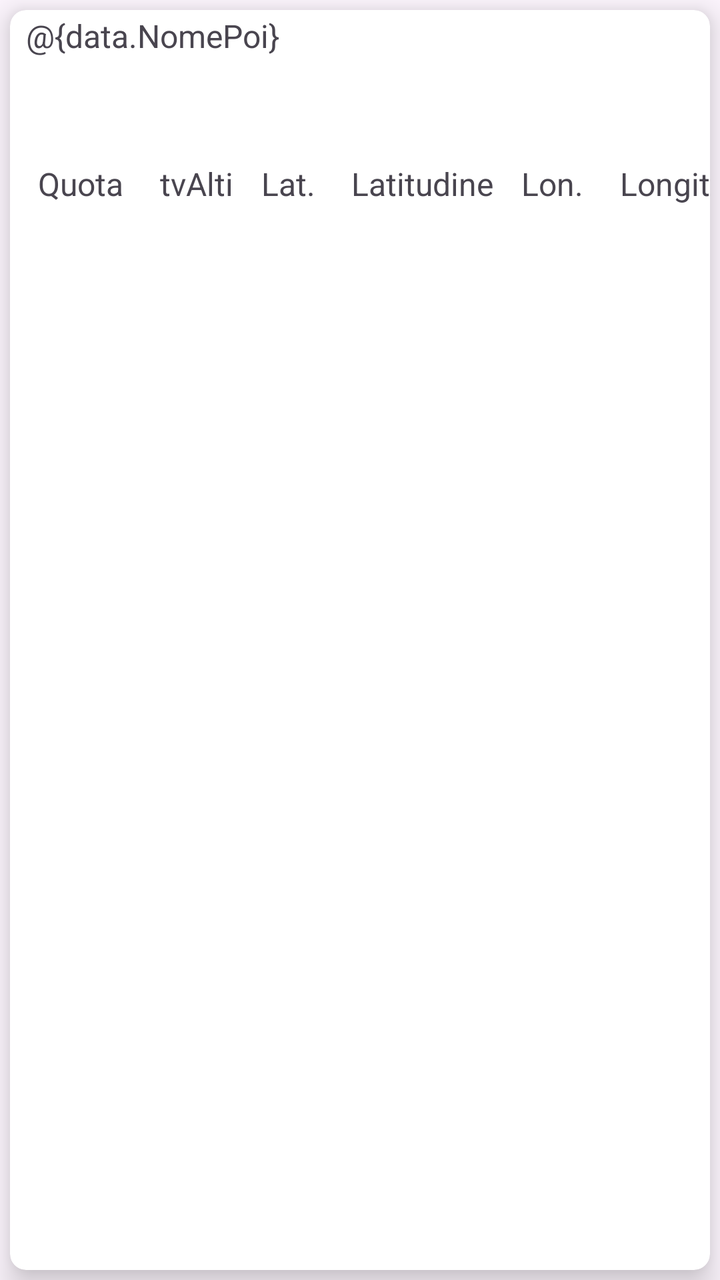
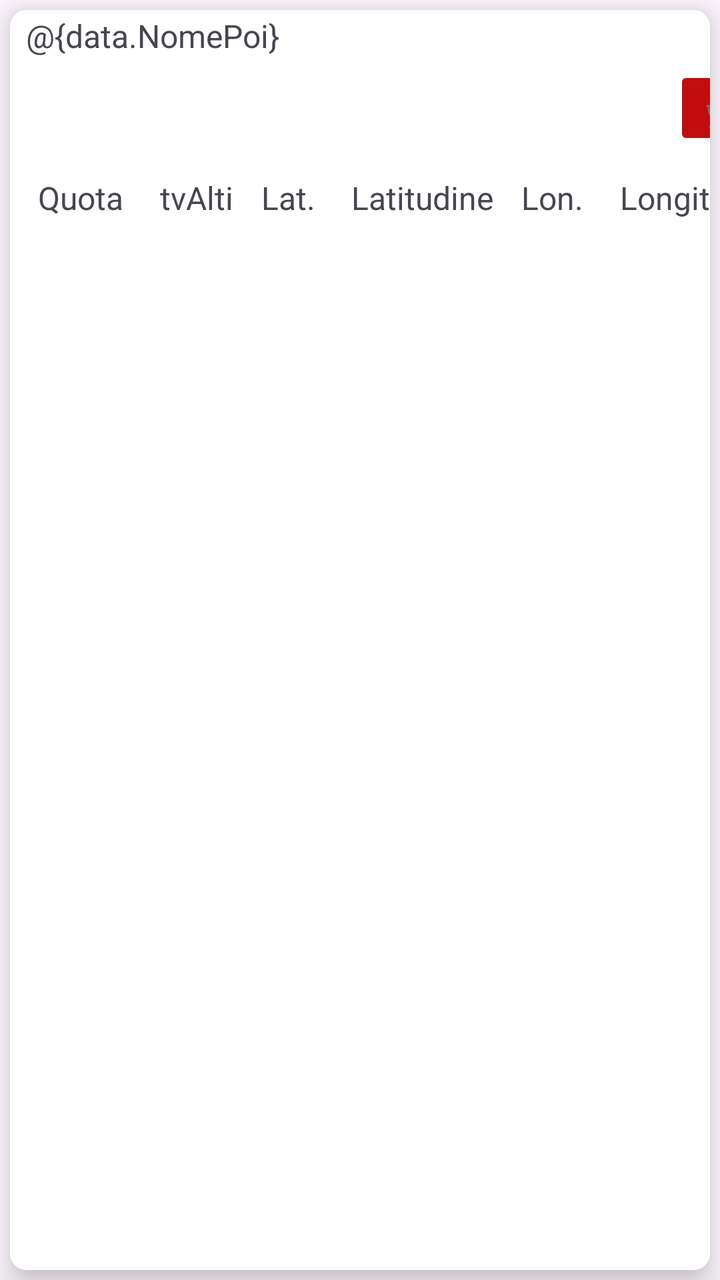

Two renders of the same Android screen: before a commit and after it. Below are the layout's source before the change and the commit's diff.
<!-- AndroidManifest.xml: application theme Base.Theme.MyApplication -->
<!-- res/layout/fragment_poi_dettaglio.xml -->
<?xml version="1.0" encoding="utf-8"?>
<LinearLayout xmlns:android="http://schemas.android.com/apk/res/android"
    xmlns:app="http://schemas.android.com/apk/res-auto"
    xmlns:tools="http://schemas.android.com/tools"
    android:layout_width="wrap_content"
    android:layout_height="wrap_content"
    android:orientation="vertical">

    <androidx.cardview.widget.CardView
        android:layout_width="match_parent"
        android:layout_height="match_parent"
        android:layout_margin="5dp"
        app:cardCornerRadius="8dp"
        app:cardElevation="10dp">

        <androidx.constraintlayout.widget.ConstraintLayout
            android:layout_width="403dp"
            android:layout_height="match_parent">

            <TextView
                android:id="@+id/nome_Text"
                android:layout_width="387dp"
                android:layout_height="22dp"
                android:layout_marginTop="2dp"
                android:scrollIndicators="right"
                android:text="@{data.NomePoi}"
                android:textSize="16sp"
                app:layout_constraintEnd_toEndOf="parent"
                app:layout_constraintStart_toStartOf="parent"
                app:layout_constraintTop_toTopOf="parent" />

            <TextView
                android:id="@+id/tvDescriz"
                android:layout_width="385dp"
                android:layout_height="40dp"
                android:layout_marginStart="8dp"
                android:layout_marginTop="4dp"
                android:textSize="16sp"
                app:layout_constraintStart_toStartOf="parent"
                app:layout_constraintTop_toBottomOf="@+id/nome_Text" />

            <TextView
                android:id="@+id/textView15"
                android:layout_width="wrap_content"
                android:layout_height="wrap_content"
                android:layout_marginTop="8dp"
                android:text="Quota"
                android:textSize="16sp"
                app:layout_constraintEnd_toStartOf="@+id/tvAlti"
                app:layout_constraintHorizontal_bias="0.5"
                app:layout_constraintStart_toStartOf="parent"
                app:layout_constraintTop_toBottomOf="@+id/tvDescriz" />

            <TextView
                android:id="@+id/tvAlti"
                android:layout_width="wrap_content"
                android:layout_height="wrap_content"
                android:layout_marginStart="4dp"
                android:text="tvAlti"
                android:textSize="16sp"
                app:layout_constraintEnd_toStartOf="@+id/textView17"
                app:layout_constraintStart_toEndOf="@+id/textView15"
                app:layout_constraintTop_toTopOf="@+id/textView15" />

            <TextView
                android:id="@+id/textView17"
                android:layout_width="wrap_content"
                android:layout_height="wrap_content"
                android:text="Lat."
                android:textSize="16sp"
                app:layout_constraintEnd_toStartOf="@+id/tvLat"
                app:layout_constraintHorizontal_bias="0.5"
                app:layout_constraintStart_toEndOf="@+id/tvAlti"
                app:layout_constraintTop_toTopOf="@+id/tvAlti" />

            <TextView
                android:id="@+id/tvLat"
                android:layout_width="wrap_content"
                android:layout_height="wrap_content"
                android:layout_marginStart="4dp"
                android:text="Latitudine"
                android:textSize="16sp"
                app:layout_constraintEnd_toStartOf="@+id/textView20"
                app:layout_constraintHorizontal_bias="0.5"
                app:layout_constraintStart_toEndOf="@+id/textView17"
                app:layout_constraintTop_toTopOf="@+id/textView17" />

            <TextView
                android:id="@+id/textView20"
                android:layout_width="wrap_content"
                android:layout_height="wrap_content"
                android:text="Lon."
                android:textSize="16sp"
                app:layout_constraintEnd_toStartOf="@+id/tvLon"
                app:layout_constraintHorizontal_bias="0.5"
                app:layout_constraintStart_toEndOf="@+id/tvLat"
                app:layout_constraintTop_toTopOf="@+id/tvLat" />

            <TextView
                android:id="@+id/tvLon"
                android:layout_width="wrap_content"
                android:layout_height="wrap_content"
                android:layout_marginStart="4dp"
                android:text="Longitudine"
                android:textSize="16sp"
                app:layout_constraintEnd_toEndOf="parent"
                app:layout_constraintStart_toEndOf="@+id/textView20"
                app:layout_constraintTop_toTopOf="@+id/textView20" />

        </androidx.constraintlayout.widget.ConstraintLayout>

    </androidx.cardview.widget.CardView>

</LinearLayout>
<!-- resources referenced by this layout -->
<resources>
  <style name="Base.Theme.MyApplication" parent="Theme.Material3.DayNight.NoActionBar">
          
          <item name="colorPrimary">@color/purple_500</item>
          <item name="colorPrimaryVariant">@color/purple_700</item>
          <item name="colorOnPrimary">@color/white</item>
          
          <item name="colorSecondary">@color/teal_200</item>
          <item name="colorSecondaryVariant">@color/teal_700</item>
          <item name="colorOnSecondary">@color/black</item>
          
          <item name="android:statusBarColor">?attr/colorPrimaryVariant</item>
          
          
      </style>
  <color name="purple_500">#FF6200EE</color>
  <color name="purple_700">#FF3700B3</color>
  <color name="white">#FFFFFFFF</color>
  <color name="teal_200">#FF03DAC5</color>
  <color name="teal_700">#FF018786</color>
  <color name="black">#FF000000</color>
</resources>

<!-- the commit's change to res/layout/fragment_poi_dettaglio.xml (unified diff, before → after) -->
@@ -31,8 +31,8 @@
 
             <TextView
                 android:id="@+id/tvDescriz"
-                android:layout_width="385dp"
-                android:layout_height="40dp"
+                android:layout_width="300dp"
+                android:layout_height="47dp"
                 android:layout_marginStart="8dp"
                 android:layout_marginTop="4dp"
                 android:textSize="16sp"
@@ -107,6 +107,17 @@
                 app:layout_constraintStart_toEndOf="@+id/textView20"
                 app:layout_constraintTop_toTopOf="@+id/textView20" />
 
+            <ImageButton
+                android:id="@+id/btnVoice"
+                android:layout_width="46dp"
+                android:layout_height="42dp"
+                android:layout_marginStart="24dp"
+                android:backgroundTint="#C10D0D"
+                android:contentDescription="Ascolta registrazione"
+                android:src="@android:drawable/ic_btn_speak_now"
+                app:layout_constraintStart_toEndOf="@+id/tvDescriz"
+                app:layout_constraintTop_toTopOf="@+id/tvDescriz" />
+
         </androidx.constraintlayout.widget.ConstraintLayout>
 
     </androidx.cardview.widget.CardView>
